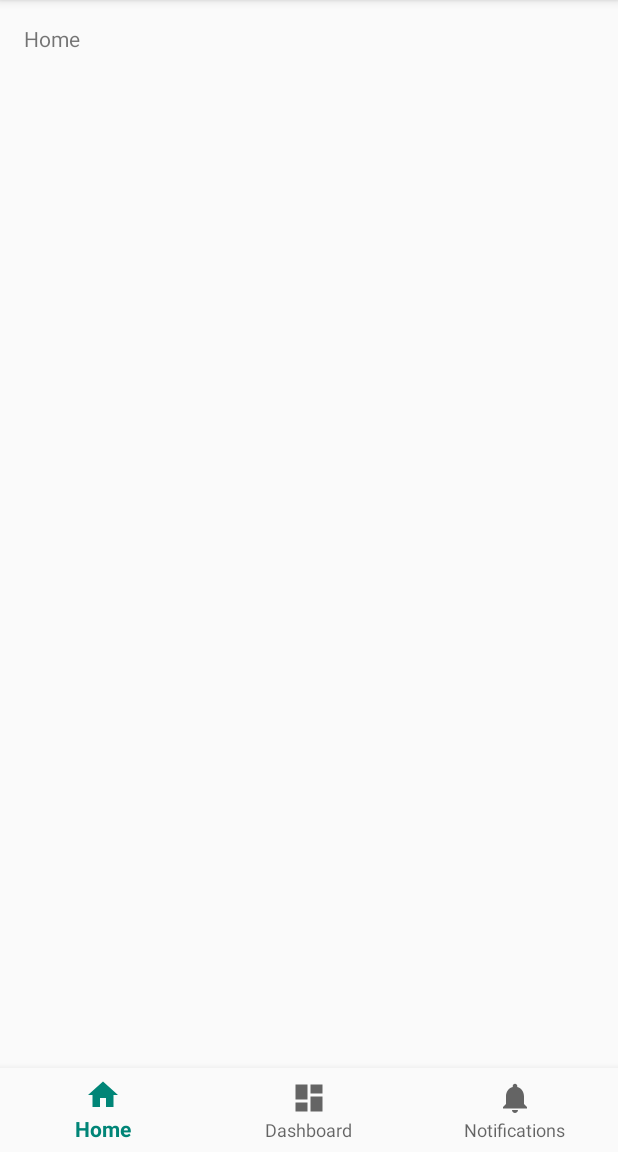
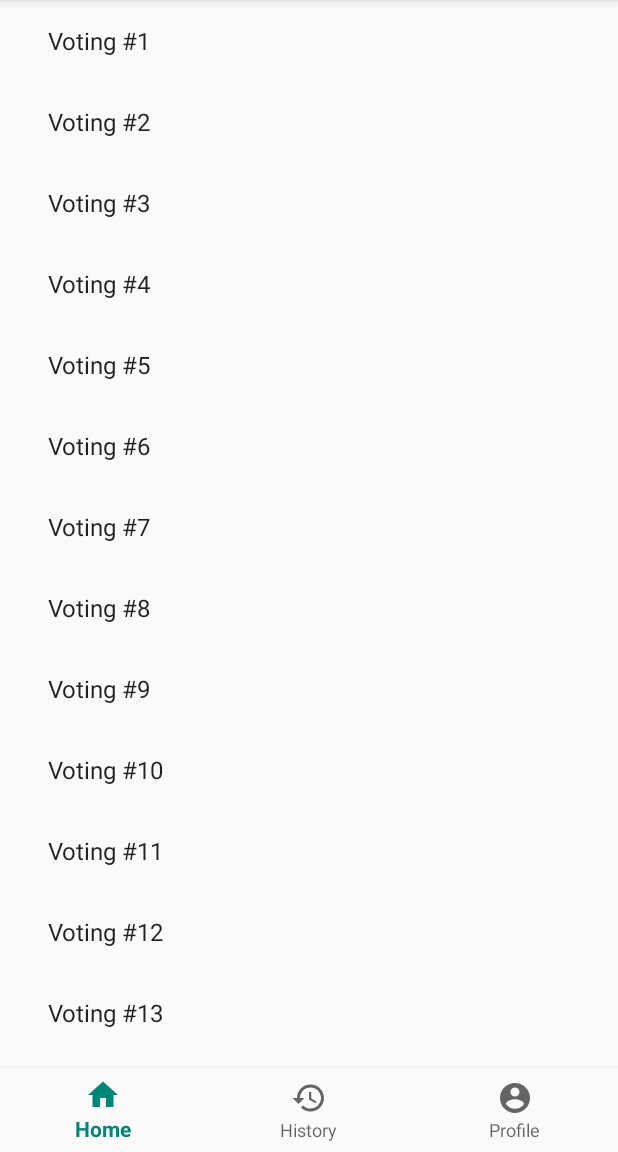
Before and after one commit to vote7/Vote7, an Android app: the screen it shows after launch (MainActivity), on a phone screen of 412 x 824 dp, the part 84-1236 px from its top. Run offline under Robolectric (Android 15) with nearby library versions, the light colour scheme and no system bars; our stand-ins replace navigation-ui.

Commit message:
Update bottom navigation & implement list of votings

```diff
--- a/android/app/src/main/java/agh/vote7/MainActivity.kt
+++ b/android/app/src/main/java/agh/vote7/MainActivity.kt
@@ -1,34 +1,20 @@
 package agh.vote7
 
 import android.os.Bundle
-import com.google.android.material.bottomnavigation.BottomNavigationView
 import androidx.appcompat.app.AppCompatActivity
+import androidx.navigation.NavController
+import androidx.navigation.Navigation
+import androidx.navigation.ui.NavigationUI
 import kotlinx.android.synthetic.main.activity_main.*
 
 class MainActivity : AppCompatActivity() {
-
-    private val mOnNavigationItemSelectedListener = BottomNavigationView.OnNavigationItemSelectedListener { item ->
-        when (item.itemId) {
-            R.id.navigation_home -> {
-                message.setText(R.string.title_home)
-                return@OnNavigationItemSelectedListener true
-            }
-            R.id.navigation_dashboard -> {
-                message.setText(R.string.title_dashboard)
-                return@OnNavigationItemSelectedListener true
-            }
-            R.id.navigation_notifications -> {
-                message.setText(R.string.title_notifications)
-                return@OnNavigationItemSelectedListener true
-            }
-        }
-        false
-    }
+    private lateinit var navController: NavController
 
     override fun onCreate(savedInstanceState: Bundle?) {
         super.onCreate(savedInstanceState)
         setContentView(R.layout.activity_main)
 
-        navigation.setOnNavigationItemSelectedListener(mOnNavigationItemSelectedListener)
+        navController = Navigation.findNavController(this, R.id.nav_host)
+        NavigationUI.setupWithNavController(bottom_navigation, navController)
     }
 }
--- /dev/null
+++ b/android/app/src/main/java/agh/vote7/VotingFragment.kt
@@ -0,0 +1,26 @@
+package agh.vote7
+
+import agh.vote7.dummy.VotingRepository
+import android.os.Bundle
+import android.view.LayoutInflater
+import android.view.View
+import android.view.ViewGroup
+import androidx.fragment.app.Fragment
+import androidx.recyclerview.widget.RecyclerView
+
+class VotingFragment : Fragment() {
+    override fun onCreateView(
+        inflater: LayoutInflater,
+        container: ViewGroup?,
+        savedInstanceState: Bundle?
+    ): View? {
+        val view = inflater.inflate(R.layout.fragment_voting_list, container, false) as RecyclerView
+
+        view.adapter = VotingRecyclerViewAdapter(
+            VotingRepository.items,
+            onClick = { /* TODO */ }
+        )
+
+        return view
+    }
+}
--- /dev/null
+++ b/android/app/src/main/java/agh/vote7/VotingRecyclerViewAdapter.kt
@@ -0,0 +1,36 @@
+package agh.vote7
+
+
+import agh.vote7.dummy.Voting
+import android.view.LayoutInflater
+import android.view.View
+import android.view.ViewGroup
+import android.widget.TextView
+import androidx.recyclerview.widget.RecyclerView
+import kotlinx.android.synthetic.main.fragment_voting.view.*
+
+class VotingRecyclerViewAdapter(
+    private val values: List<Voting>,
+    private val onClick: (Voting) -> Unit
+) : RecyclerView.Adapter<VotingRecyclerViewAdapter.ViewHolder>() {
+
+    override fun onCreateViewHolder(parent: ViewGroup, viewType: Int): ViewHolder {
+        val view = LayoutInflater.from(parent.context)
+            .inflate(R.layout.fragment_voting, parent, false)
+        return ViewHolder(view)
+    }
+
+    override fun onBindViewHolder(holder: ViewHolder, position: Int) {
+        val item = values[position]
+        holder.titleView.text = item.title
+        holder.view.setOnClickListener {
+            onClick(item)
+        }
+    }
+
+    override fun getItemCount(): Int = values.size
+
+    class ViewHolder(val view: View) : RecyclerView.ViewHolder(view) {
+        val titleView: TextView = view.title
+    }
+}
--- /dev/null
+++ b/android/app/src/main/java/agh/vote7/dummy/VotingRepository.kt
@@ -0,0 +1,13 @@
+package agh.vote7.dummy
+
+data class Voting(val id: String, val title: String)
+
+object VotingRepository {
+    val items: MutableList<Voting> = mutableListOf()
+
+    init {
+        for (i in 1..15) {
+            items.add(Voting(i.toString(), "Voting #$i"))
+        }
+    }
+}
--- /dev/null
+++ b/android/app/src/main/res/drawable/ic_account_circle_black_24dp.xml
@@ -0,0 +1,9 @@
+<vector xmlns:android="http://schemas.android.com/apk/res/android"
+        android:width="24dp"
+        android:height="24dp"
+        android:viewportWidth="24.0"
+        android:viewportHeight="24.0">
+    <path
+        android:fillColor="#FF000000"
+        android:pathData="M12,2C6.48,2 2,6.48 2,12s4.48,10 10,10 10,-4.48 10,-10S17.52,2 12,2zM12,5c1.66,0 3,1.34 3,3s-1.34,3 -3,3 -3,-1.34 -3,-3 1.34,-3 3,-3zM12,19.2c-2.5,0 -4.71,-1.28 -6,-3.22 0.03,-1.99 4,-3.08 6,-3.08 1.99,0 5.97,1.09 6,3.08 -1.29,1.94 -3.5,3.22 -6,3.22z"/>
+</vector>
--- /dev/null
+++ b/android/app/src/main/res/drawable/ic_history_black_24dp.xml
@@ -0,0 +1,9 @@
+<vector xmlns:android="http://schemas.android.com/apk/res/android"
+        android:width="24dp"
+        android:height="24dp"
+        android:viewportWidth="24.0"
+        android:viewportHeight="24.0">
+    <path
+        android:fillColor="#FF000000"
+        android:pathData="M13,3c-4.97,0 -9,4.03 -9,9L1,12l3.89,3.89 0.07,0.14L9,12L6,12c0,-3.87 3.13,-7 7,-7s7,3.13 7,7 -3.13,7 -7,7c-1.93,0 -3.68,-0.79 -4.94,-2.06l-1.42,1.42C8.27,19.99 10.51,21 13,21c4.97,0 9,-4.03 9,-9s-4.03,-9 -9,-9zM12,8v5l4.28,2.54 0.72,-1.21 -3.5,-2.08L13.5,8L12,8z"/>
+</vector>
--- a/android/app/src/main/res/layout/activity_main.xml
+++ b/android/app/src/main/res/layout/activity_main.xml
@@ -7,19 +7,20 @@
     android:layout_height="match_parent"
     tools:context=".MainActivity">
 
-    <TextView
-        android:id="@+id/message"
-        android:layout_width="wrap_content"
-        android:layout_height="wrap_content"
-        android:layout_marginStart="@dimen/activity_horizontal_margin"
-        android:layout_marginLeft="@dimen/activity_horizontal_margin"
-        android:layout_marginTop="@dimen/activity_vertical_margin"
-        android:text="@string/title_home"
+    <fragment
+        android:id="@+id/nav_host"
+        android:name="androidx.navigation.fragment.NavHostFragment"
+        android:layout_width="0dp"
+        android:layout_height="0dp"
+        app:defaultNavHost="true"
+        app:layout_constraintBottom_toBottomOf="parent"
         app:layout_constraintLeft_toLeftOf="parent"
-        app:layout_constraintTop_toTopOf="parent" />
+        app:layout_constraintRight_toRightOf="parent"
+        app:layout_constraintTop_toTopOf="parent"
+        app:navGraph="@navigation/nav_graph" />
 
     <com.google.android.material.bottomnavigation.BottomNavigationView
-        android:id="@+id/navigation"
+        android:id="@+id/bottom_navigation"
         android:layout_width="0dp"
         android:layout_height="wrap_content"
         android:layout_marginStart="0dp"
--- /dev/null
+++ b/android/app/src/main/res/layout/fragment_voting.xml
@@ -0,0 +1,17 @@
+<?xml version="1.0" encoding="utf-8"?>
+<LinearLayout xmlns:android="http://schemas.android.com/apk/res/android"
+    android:layout_width="match_parent"
+    android:layout_height="wrap_content"
+    android:background="?attr/selectableItemBackground"
+    android:orientation="horizontal"
+    android:paddingStart="16dp"
+    android:paddingEnd="16dp">
+
+    <TextView
+        android:id="@+id/title"
+        android:layout_width="wrap_content"
+        android:layout_height="wrap_content"
+        android:layout_margin="@dimen/text_margin"
+        android:textAppearance="?attr/textAppearanceListItem" />
+
+</LinearLayout>
--- /dev/null
+++ b/android/app/src/main/res/layout/fragment_voting_list.xml
@@ -0,0 +1,11 @@
+<?xml version="1.0" encoding="utf-8"?>
+<androidx.recyclerview.widget.RecyclerView xmlns:android="http://schemas.android.com/apk/res/android"
+    xmlns:app="http://schemas.android.com/apk/res-auto"
+    xmlns:tools="http://schemas.android.com/tools"
+    android:id="@+id/list"
+    android:name="agh.vote7.VotingFragment"
+    android:layout_width="match_parent"
+    android:layout_height="match_parent"
+    app:layoutManager="androidx.recyclerview.widget.LinearLayoutManager"
+    tools:context=".VotingFragment"
+    tools:listitem="@layout/fragment_voting" />
--- a/android/app/src/main/res/menu/navigation.xml
+++ b/android/app/src/main/res/menu/navigation.xml
@@ -2,18 +2,18 @@
 <menu xmlns:android="http://schemas.android.com/apk/res/android">
 
     <item
-        android:id="@+id/navigation_home"
+        android:id="@+id/votingFragment"
         android:icon="@drawable/ic_home_black_24dp"
         android:title="@string/title_home" />
 
     <item
-        android:id="@+id/navigation_dashboard"
-        android:icon="@drawable/ic_dashboard_black_24dp"
-        android:title="@string/title_dashboard" />
+        android:id="@+id/navigation_history"
+        android:icon="@drawable/ic_history_black_24dp"
+        android:title="@string/title_history" />
 
     <item
-        android:id="@+id/navigation_notifications"
-        android:icon="@drawable/ic_notifications_black_24dp"
-        android:title="@string/title_notifications" />
+        android:id="@+id/navigation_profile"
+        android:icon="@drawable/ic_account_circle_black_24dp"
+        android:title="@string/title_profile" />
 
 </menu>
--- /dev/null
+++ b/android/app/src/main/res/navigation/nav_graph.xml
@@ -0,0 +1,14 @@
+<?xml version="1.0" encoding="utf-8"?>
+<navigation xmlns:android="http://schemas.android.com/apk/res/android"
+    xmlns:app="http://schemas.android.com/apk/res-auto"
+    xmlns:tools="http://schemas.android.com/tools"
+    android:id="@+id/nav_graph"
+    app:startDestination="@id/votingFragment">
+
+    <fragment
+        android:id="@+id/votingFragment"
+        android:name="agh.vote7.VotingFragment"
+        android:label="fragment_voting_list"
+        tools:layout="@layout/fragment_voting_list" >
+    </fragment>
+</navigation>
--- a/android/app/src/main/res/values/dimens.xml
+++ b/android/app/src/main/res/values/dimens.xml
@@ -2,4 +2,5 @@
     <!-- Default screen margins, per the Android Design guidelines. -->
     <dimen name="activity_horizontal_margin">16dp</dimen>
     <dimen name="activity_vertical_margin">16dp</dimen>
+    <dimen name="text_margin">16dp</dimen>
 </resources>
--- a/android/app/src/main/res/values/strings.xml
+++ b/android/app/src/main/res/values/strings.xml
@@ -1,6 +1,7 @@
 <resources>
     <string name="app_name">Vote</string>
     <string name="title_home">Home</string>
-    <string name="title_dashboard">Dashboard</string>
-    <string name="title_notifications">Notifications</string>
+    <string name="title_history">History</string>
+    <string name="title_profile">Profile</string>
+    <string name="title_activity_voting">Voting</string>
 </resources>
--- a/android/app/src/main/res/values/styles.xml
+++ b/android/app/src/main/res/values/styles.xml
@@ -8,4 +8,13 @@
         <item name="colorAccent">@color/colorAccent</item>
     </style>
 
+    <style name="AppTheme.NoActionBar">
+        <item name="windowActionBar">false</item>
+        <item name="windowNoTitle">true</item>
+    </style>
+
+    <style name="AppTheme.AppBarOverlay" parent="ThemeOverlay.AppCompat.Dark.ActionBar" />
+
+    <style name="AppTheme.PopupOverlay" parent="ThemeOverlay.AppCompat.Light" />
+
 </resources>
```
